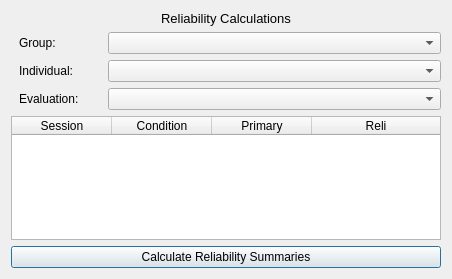
Above: reliabilitydialog.ui from miyamot0/DataTracker3 before the change. Below: the same form after it.
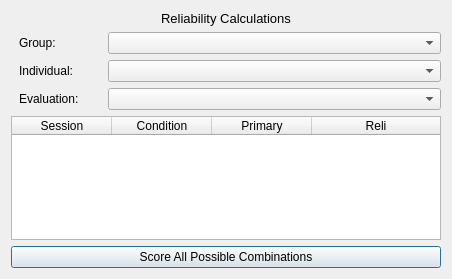
That is the form after the change.

```diff
--- a/reliabilitydialog.ui
+++ b/reliabilitydialog.ui
@@ -131,7 +131,7 @@
    <item>
     <widget class="QPushButton" name="pushButton">
      <property name="text">
-      <string>Calculate Reliability Summaries</string>
+      <string>Score All Possible Combinations</string>
      </property>
     </widget>
    </item>
```
Left out of the diff: 2 changed lines with no effect on the pictures.
